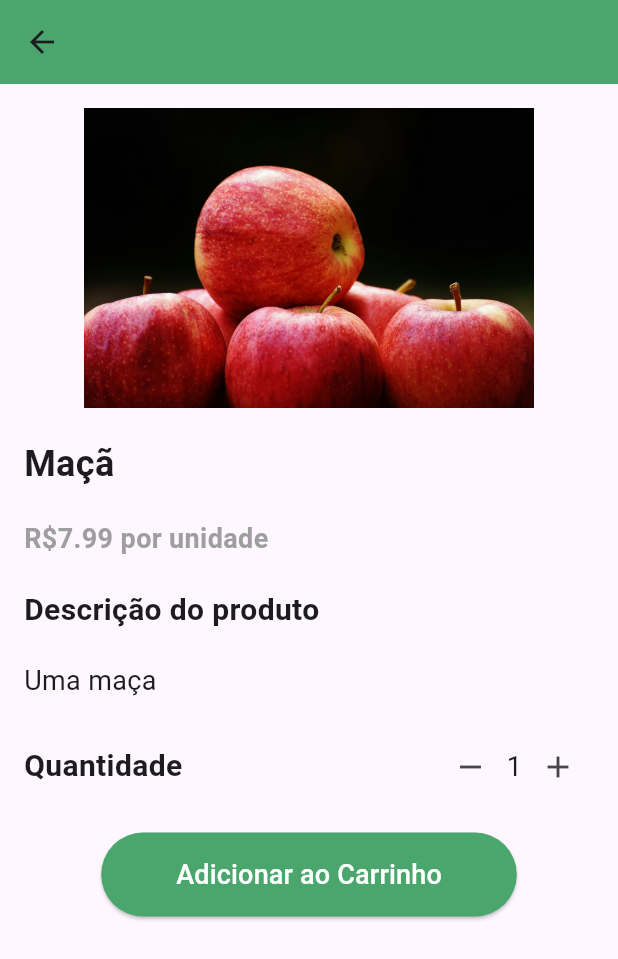
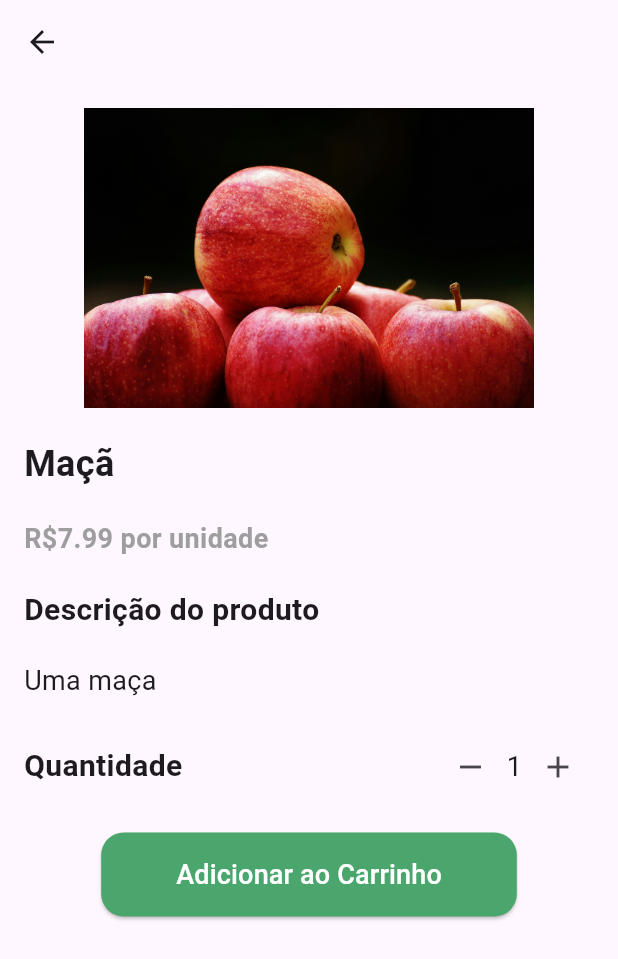
Before and after one commit to LucaVianna/flutter_project, a Flutter app: the HomeScreen screen opened directly, after a tap on "Maçã", on a phone screen of 412 x 824 dp. Shown: the top 959 px of the screen. Run offline on Flutter 3.47's test engine with Material 3 defaults, Android fonts, the phone set to English and light mode, and no system bars.

```diff
--- a/lib/pages/home/cart_screen.dart
+++ b/lib/pages/home/cart_screen.dart
@@ -32,12 +32,10 @@ class _CartScreenState extends State<CartScreen> {
           child: Text(
             'Carrinho',
             style: TextStyle(
-              color: Colors.white,
               fontWeight: FontWeight.bold,
             ),
           ),
         ),
-        backgroundColor: Color(0xFF4AA66C),
       ),
       body: widget.cartItems.isEmpty ? Center(
         child: Text(
--- a/lib/pages/home/explore_screen.dart
+++ b/lib/pages/home/explore_screen.dart
@@ -9,12 +9,10 @@ class ExploreScreen extends StatelessWidget {
           child: Text(
             'Explorar',
             style: TextStyle(
-              color: Colors.white,
               fontWeight: FontWeight.bold,
             ),
           ),
         ),
-        backgroundColor: Color(0xFF4AA66C),
       ),
       body: Center(
         child: Text(
--- a/lib/pages/home/favorite_screen.dart
+++ b/lib/pages/home/favorite_screen.dart
@@ -9,12 +9,10 @@ class FavoriteScreen extends StatelessWidget {
           child: Text(
             'Favoritos',
             style: TextStyle(
-              color: Colors.white,
               fontWeight: FontWeight.bold,
             ),
           ),
         ),
-        backgroundColor: Color(0xFF4AA66C),
       ),
       body: Center(
         child: Text(
--- a/lib/pages/home/product_screen.dart
+++ b/lib/pages/home/product_screen.dart
@@ -16,9 +16,7 @@ class _ProductScreenState extends State<ProductScreen> {
   @override
   Widget build(BuildContext context) {
     return Scaffold(
-      appBar: AppBar(
-        backgroundColor: Color(0xFF4AA66C),
-      ),
+      appBar: AppBar(),
       body: Padding(
         padding: EdgeInsets.all(16),
         child: Column(
@@ -117,14 +115,17 @@ class _ProductScreenState extends State<ProductScreen> {
                   Navigator.pop(context);
                 },
                 style: ElevatedButton.styleFrom(
-                  backgroundColor: Color(0xFF4AA66C),
+                  // Cor definida no ThemeData
                   padding: EdgeInsets.symmetric(horizontal: 50, vertical: 15),
+                  shape: RoundedRectangleBorder(
+                    borderRadius: BorderRadius.circular(15),
+                  ),
                 ),
                 child: Text(
                   'Adicionar ao Carrinho',
                   style: TextStyle(
                     fontSize: 18,
-                    color: Colors.white,
+                    // Cor definida no ThemeData
                   ),
                 ),
               ),
--- a/lib/pages/home/shop_screen.dart
+++ b/lib/pages/home/shop_screen.dart
@@ -27,12 +27,10 @@ class _ShopScreenState extends State<ShopScreen> {
           child: Text(
             'Shopping',
             style: TextStyle(
-              color: Colors.white,
               fontWeight: FontWeight.bold,
             ),
           ),
         ),
-        backgroundColor: Color(0xFF4AA66C),
       ),
       body: Padding(
         padding: EdgeInsets.all(10),
@@ -100,15 +98,15 @@ class _ShopScreenState extends State<ShopScreen> {
                         );
                       },
                       style: ElevatedButton.styleFrom(
-                        backgroundColor: Color(0xFF4AA66C),
+                        // Cor definida no ThemeData
                         shape: RoundedRectangleBorder(
-                          borderRadius: BorderRadius.circular(10),
+                          borderRadius: BorderRadius.circular(15),
                         ),
                       ),
                       child: Icon(
                         Icons.add,
-                        color: Colors.white,
                         size: 20,
+                        // Cor definida no ThemeData
                       )
                     ),
                   ],
--- a/lib/pages/home_screen.dart
+++ b/lib/pages/home_screen.dart
@@ -3,6 +3,7 @@ import './home/shop_screen.dart';
 import './home/favorite_screen.dart';
 import './home/explore_screen.dart';
 import './home/cart_screen.dart';
+import './home/profile_screen.dart';
 import './utils/funcs.dart';
 
 class HomeScreen extends StatefulWidget {
@@ -35,7 +36,7 @@ class _HomeScreenState extends State<HomeScreen> {
         removeFromCart: (productName) => removeFromCart(cartItems, productName, setState),
       ),
       FavoriteScreen(),
-      //ProfileScreen(),
+      ProfileScreen(),
     ]);
   }
 
@@ -62,7 +63,7 @@ class _HomeScreenState extends State<HomeScreen> {
           BottomNavigationBarItem(icon: Icon(Icons.explore), label: 'Explorar'),
           BottomNavigationBarItem(icon: Icon(Icons.shopping_cart), label: 'Carrinho'),
           BottomNavigationBarItem(icon: Icon(Icons.favorite), label: 'Favoritos'),
-          //BottomNavigationBarItem(icon: Icon(Icons.person), label: 'Perfil'),
+          BottomNavigationBarItem(icon: Icon(Icons.person), label: 'Perfil'),
         ],
       ),
     );
--- a/lib/pages/signup_screen.dart
+++ b/lib/pages/signup_screen.dart
@@ -129,10 +129,10 @@ class _SignUpScreenState extends State<SignUpScreen> {
                     }
                   },
                   style: ElevatedButton.styleFrom(
-                    backgroundColor: Color(0xFF4AA66C),
+                    // Cor definida no ThemeData
                     padding: EdgeInsets.all(15),
                     shape: RoundedRectangleBorder(
-                      borderRadius: BorderRadius.circular(10),
+                      borderRadius: BorderRadius.circular(15),
                     ),
                   ),
                   child: Text(
@@ -140,7 +140,7 @@ class _SignUpScreenState extends State<SignUpScreen> {
                     style: TextStyle(
                       fontSize: 20,
                       fontWeight: FontWeight.bold,
-                      color: Colors.white,
+                      // Cor definida no ThemeData
                     ),
                   ),
                 ),
--- a/lib/pages/welcome_screen.dart
+++ b/lib/pages/welcome_screen.dart
@@ -70,10 +70,10 @@ class WelcomeScreen extends StatelessWidget {
                       );
                     },
                     style: ElevatedButton.styleFrom(
-                      backgroundColor: Color(0xFF4AA66C),
+                      // Cor definida no ThemeData
                       padding: EdgeInsets.symmetric(vertical: 15),
                       shape: RoundedRectangleBorder(
-                        borderRadius: BorderRadius.circular(10)
+                        borderRadius: BorderRadius.circular(15)
                       ),
                     ),
                     child: Text(
@@ -81,7 +81,7 @@ class WelcomeScreen extends StatelessWidget {
                       style: TextStyle(
                         fontSize: 20,
                         fontWeight: FontWeight.bold,
-                        color: Colors.white,
+                        // Cor definida do ThemeData
                       ),
                     ),
                   ),
```
Also changed, not shown: lib/main.dart (+6 -1 lines), lib/pages/home/profile_screen.dart (+28 -0 lines).
